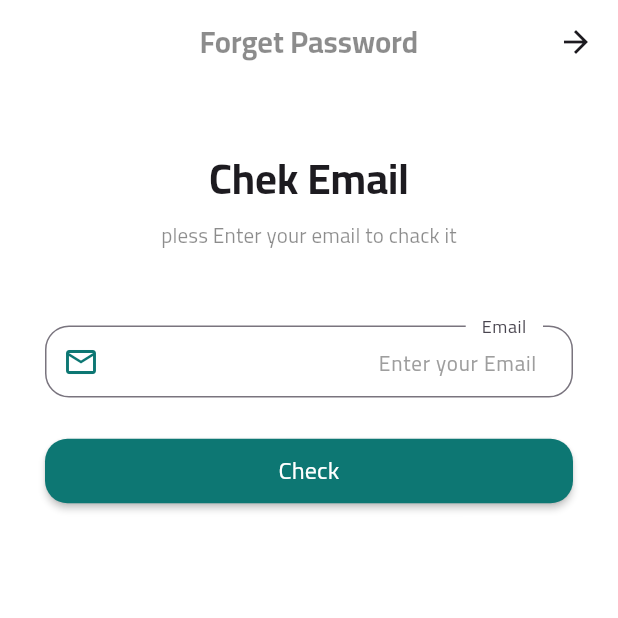
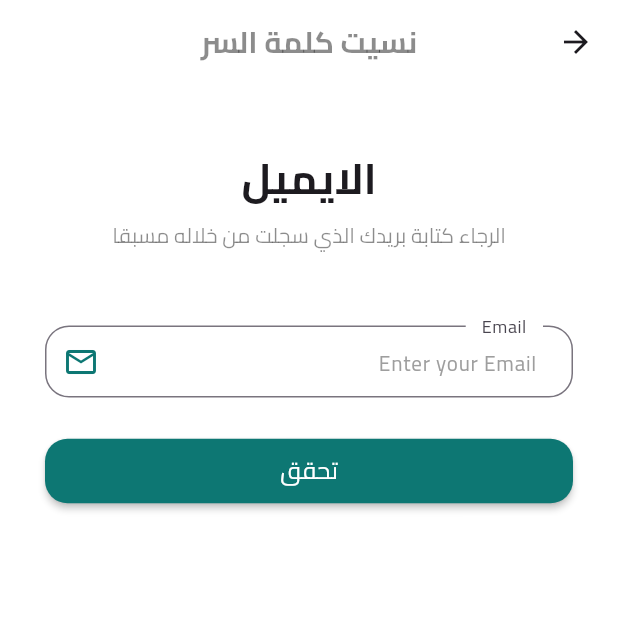
Before and after one commit to karrarfalih1/fspu, a Flutter app: the ForgetPassword screen opened by its route, on a phone screen of 412 x 824 dp, the top half of it. Run offline on Flutter 3.47's test engine with Material 3 defaults, Android fonts, the phone set to English and light mode, and no system bars; our stand-ins replace animated_toggle_switch, cached_network_image, dartz, dropdown_search, firebase_core, firebase_messaging and 6 more; accounts and stored records are empty; project files that could hold a hidden picture were left out.

Commit message:
send to suport

```diff
--- a/lib/controller/activity_controller.dart
+++ b/lib/controller/activity_controller.dart
@@ -81,7 +81,7 @@ update();
           backgroundColor: AppColor.fspucolor,
           animationDuration: Duration(seconds: 3),
           title: "نجاح",
-          messageText: Text("لقد تم حذف اسمك من النئاط بنجاح")
+          messageText: Text("لقد تم حذف اسمك من النشاط بنجاح")
         );
       }else{
         statusRequest=StatusRequest.failure;
--- a/lib/controller/auth/login_controller.dart
+++ b/lib/controller/auth/login_controller.dart
@@ -50,7 +50,7 @@ if(StatusRequest.success==statusRequest){
 update();
        //نستفاد منها بالاولةية عند بداية تسجيل الدخول
        myservices.sharedPreferences.setString("step","2");
-    Get.toNamed(Approute.homepage);
+    Get.offAllNamed(Approute.homepage);
   }else{
    Get.defaultDialog(title: "خطا",middleText: "الايميل او الرمز غير صحيح");
   }
--- a/lib/routes.dart
+++ b/lib/routes.dart
@@ -21,7 +21,7 @@ List<GetPage<dynamic>>? routes=[
   //test
   //GetPage(name: "/", page: ()=>const SignUp()),
   //Auth
-      GetPage(name: "/", page: ()=>const OnBoarding(),middlewares: [ Mymiddleware() ]),
+      GetPage(name: "/", page: ()=>const SingupScreen(),middlewares: [ Mymiddleware() ]),
  // GetPage(name: "/", page: ()=> SingupScreen()),
 
  GetPage(name: Approute.login, page: ()=>const Login()),
--- a/lib/view/screen/auth/forget/forgetpassword.dart
+++ b/lib/view/screen/auth/forget/forgetpassword.dart
@@ -22,7 +22,7 @@ class ForgetPassword extends StatelessWidget{
         //لجعلالعنوان في المنتصف
         centerTitle: true,
        backgroundColor: Colors.white,
-        title: Text("Forget Password",style: Theme.of(context).textTheme.headlineSmall!.copyWith(color: AppColor.grey),),),
+        title: Text("نسيت كلمة السر",style: Theme.of(context).textTheme.headlineSmall!.copyWith(color: AppColor.grey),),),
 body: GetBuilder<ForgetPassword_controllerImp>(builder: (controller)=>
 HandlingDataView(statusRequest: controller.statusRequest, widget:
 Container(
@@ -34,9 +34,9 @@ Container(
     children:[
 
     const SizedBox(height: 30,),
-    const CustomTextTitleAuth(title:"Chek Email",),
+    const CustomTextTitleAuth(title:"الايميل",),
      const SizedBox(height: 10,),
-     const CustomTextSubTitleAuth(subtitle: 'pless Enter your email to chack it',)
+     const CustomTextSubTitleAuth(subtitle: 'الرجاء كتابة بريدك الذي سجلت من خلاله مسبقا',)
      ,const SizedBox(height: 35,),
 
       Customtextfeld(
@@ -52,7 +52,7 @@ Container(
       //   mycontroller: ,
       ),
 
-     CustomButtomAuth(textbuttom: "Check",onPressed: (){
+     CustomButtomAuth(textbuttom: "تحقق",onPressed: (){
       controller.checkemail();
      },),
     const SizedBox(height: 30,),
--- a/lib/view/screen/auth/forget/resetpassword.dart
+++ b/lib/view/screen/auth/forget/resetpassword.dart
@@ -23,7 +23,7 @@ class ResetPassword extends StatelessWidget{
         //لجعلالعنوان في المنتصف
         centerTitle: true,
        backgroundColor: Colors.white,
-        title: Text("Reset Password",style: Theme.of(context).textTheme.headlineSmall!.copyWith(color: AppColor.grey),),),
+        title: Text(" ",style: Theme.of(context).textTheme.headlineSmall!.copyWith(color: AppColor.grey),),),
 body: GetBuilder<ResetPassword_ControllerImp>(builder: (controller)=>
 HandlingDataView(statusRequest: controller.statusRequest, widget:
 Container(
@@ -35,9 +35,9 @@ Container(
     children:[
       const SizedBox(height: 15,),
       const SizedBox(height: 15,),
-      const CustomTextTitleAuth(title:"New Password",),
+      const CustomTextTitleAuth(title:"تغيير كلمة المرور",),
       const SizedBox(height: 10,),
-      const CustomTextSubTitleAuth(subtitle: 'plees enter new password',)
+      const CustomTextSubTitleAuth(subtitle: ' الرجاء ادخال  كلمة المرور الجديدة',)
      ,const SizedBox(height: 35,),
 
       Customtextfeld(
@@ -47,7 +47,7 @@ Container(
 
             },
         mycontroller: controller.newpassword_controller,
-        hintText: "Enter The New Password",
+        hintText: "اكتب كلمة السر الجديدة",
        labeltext: 'New Password',
         iconss:Icons.person_outline,
       //   mycontroller: ,
@@ -60,13 +60,13 @@ Container(
 
             },
         mycontroller: controller.Renewpassword_controller,
-        hintText: "Re Enter The New Password",
+        hintText: "اعد كتابة كلمة السر",
        labeltext: 'New Password',
         iconss:Icons.person_outline,
       //   mycontroller: ,
       ),
 
-     CustomButtomAuth(textbuttom: "Save",onPressed: (){
+     CustomButtomAuth(textbuttom: "حفظ",onPressed: (){
       controller.goToSuccessResetPassword();
      },),
     const SizedBox(height: 30,),
--- a/lib/view/screen/auth/forget/success_reset_password.dart
+++ b/lib/view/screen/auth/forget/success_reset_password.dart
@@ -22,7 +22,7 @@ class Success_Reset_Password extends GetView<LocaleController>{
         //لجعلالعنوان في المنتصف
         centerTitle: true,
        backgroundColor: Colors.white,
-        title: Text("Success Reset Password",style: Theme.of(context).textTheme.headlineSmall!.copyWith(color: AppColor.grey),),),
+        title: Text("لقد تم تغيير كلمة المرور بنجاح",style: Theme.of(context).textTheme.headlineSmall!.copyWith(color: AppColor.grey),),),
 
 body: Container(
   color: Colors.white,
@@ -35,12 +35,12 @@ body: Container(
 
     children: [
      const Icon(Icons.check,size: 200,),
-     const Text("Go to Login"),
+     const Text("الانتقال الى تسجيل الدخول"),
   //   SizedBox(height: 100,),
  const Spacer(),
         SizedBox(
           width: double.infinity,
-          child: CustomButtomAuth(textbuttom: "Sign In",onPressed: (){
+          child: CustomButtomAuth(textbuttom: "تسجيل الدخول",onPressed: (){
             controller.GoToSignIn();
              //   controller.();
                },),
--- a/lib/view/screen/auth/login.dart
+++ b/lib/view/screen/auth/login.dart
@@ -26,7 +26,7 @@ LoginControllerImp controllerLogin =Get.put(LoginControllerImp());
         //لجعلالعنوان في المنتصف
         centerTitle: true,
        backgroundColor: Colors.white,
-        title: Text("Sign In",style: Theme.of(context).textTheme.headlineSmall!.copyWith(color: AppColor.grey),),),
+        title: Text(" تسجيل الدخول",style: Theme.of(context).textTheme.headlineSmall!.copyWith(color: AppColor.grey),),),
 body: WillPopScope(
   //حتى  لا يخرج من التطبيق مباشرتا
   onWillPop: alertExitApp,
@@ -43,9 +43,9 @@ body: WillPopScope(
          const SizedBox(height: 15,),
          const Center(child: CustomLogoAuth()),
       const SizedBox(height: 15,),
-      const CustomTextTitleAuth(title:"welcome",),
+      const CustomTextTitleAuth(title:"اهلا بعودتك",),
        const SizedBox(height: 10,),
-       const CustomTextSubTitleAuth(subtitle: 'welcome2',)
+       const CustomTextSubTitleAuth(subtitle: 'قم بادخال بريدك الاكتروني وكلمة السر للاستمرار في استخدام التطبيق',)
        ,const SizedBox(height: 35,),
 
         Customtextfeld(
@@ -53,8 +53,8 @@ body: WillPopScope(
                 return validInput(val!, 5, 100,"email" );
               },
         mycontroller: controllerLogin.email_controller,
-          hintText: "Enter your Email",
-         labeltext: 'Email',
+          hintText: "ادخل بريدك الالكتروني",
+         labeltext: 'البريد',
           iconss:Icons.email_outlined,
         //   mycontroller: ,
         ),
@@ -69,22 +69,22 @@ body: WillPopScope(
               },
               obscureText: controllerLogin.typepaworrdtext==true?true:false,
             mycontroller: controllerLogin.password_controller,
-            hintText: "Enter your Password",
-         labeltext: 'Password',
+            hintText: "ادخل كلمة المرور ",
+         labeltext: 'كلمة المرور',
           iconss:controllerLogin.typepaworrdtext==true? Icons.remove_red_eye_outlined:Icons.lock,
         //   mycontroller: ,
         );
         }),
        InkWell(
         onTap: (){controllerLogin.goToforget();},
-        child: const Text("Foreget Password", textAlign: TextAlign.end,)),
-       CustomButtomAuth(textbuttom: "Sign In",onPressed: (){
+        child: const Text("هل نسيت كلمة السرك ؟", textAlign: TextAlign.end,)),
+       CustomButtomAuth(textbuttom: "تسجيل الدخول",onPressed: (){
         controllerLogin.login();
        },),
       const SizedBox(height: 30,),
     TextSignUpAndSignIn(
-    title2: "Don `t have account? ",
-    title: "Sing Up",onTap: (){
+    title2: "اليس لك حساب بالفعل؟ ",
+    title: "انشاء حساب جديد",onTap: (){
       print("to ---------------------- sign up");
       controllerLogin.goToSignUp();
      // Get.toNamed()
--- a/lib/view/screen/auth/signup.dart
+++ b/lib/view/screen/auth/signup.dart
@@ -38,7 +38,7 @@ SizedBox(
 
        const Center(child: CustomLogoAuth()),
         const SizedBox(height: 10,),
-        const CustomTextSubTitleAuth(subtitle: 'اهلا وسهلا بك في الاتحاد الطلابي  والشعبي ',),
+        const CustomTextSubTitleAuth(subtitle: 'اهلا بك في اتحاد الهيئات الطلابية والشعبية',),
         const SizedBox(height: 10,),
         TextSignUpAndSignIn(
     title2: "هل لديك حساب بالفعل؟",
@@ -54,8 +54,8 @@ SizedBox(
 
               },
           mycontroller: controller.username_controller,
-          hintText: "مثل :كرار فالح فاخر",
-         labeltext: 'الاسم الثلاثي',
+          hintText: "ادخل اسمك الثلاثي",
+         labeltext: 'الاسم',
           iconss:Icons.person_outline,
         //   mycontroller: ,
         ),
--- a/lib/view/screen/auth/verifycodesignup.dart
+++ b/lib/view/screen/auth/verifycodesignup.dart
@@ -36,9 +36,9 @@ class VerifyCodeSignUp extends StatelessWidget{
 
       const CustomTextTitleAuth(title:"توثيق الحساب",),
        const SizedBox(height: 10,),
-       const CustomTextSubTitleAuth(subtitle: "سوف يصلك رقم سري  على هذا البريد\n",),
-       Center(child: Text(controllerSignup.email_controller.text))
-       ,const SizedBox(height: 35,),
+       const CustomTextSubTitleAuth(subtitle: "سوف يصلك رقم سري  على بريدك \n",),
+     //  Center(child: Text(controllerSignup.email_controller.text))
+      const SizedBox(height: 35,),
 
     Directionality(
 
--- a/lib/view/screen/cart/boist.dart
+++ b/lib/view/screen/cart/boist.dart
@@ -1,6 +1,7 @@
 import 'package:flutter/material.dart';
 import 'package:fspu/controller/cart_controller/points_controller.dart';
 import 'package:fspu/controller/home/home_controller.dart';
+import 'package:fspu/core/classk/handlingdataview.dart';
 import 'package:fspu/core/constantk/color.dart';
 import 'package:get/get.dart';
 
@@ -157,7 +158,7 @@ const SizedBox(
   child: Text("المتصدرون",style: TextStyle(fontSize: 20),textAlign: TextAlign.center,),)
           ,const SizedBox(height: 10,),
           GetBuilder<PointsControllerImp>(builder:(controller)=>
-          Container(
+     HandlingDataView(statusRequest: controller.statusRequest, widget:      Container(
 
       //    height: 700,
           child: Card(child: ListView.separated(
@@ -182,7 +183,7 @@ const SizedBox(
 
 
 
-          ),),)
+          ),),))
           ),const
         SizedBox(height: 15,)
 
--- a/pubspec.yaml
+++ b/pubspec.yaml
@@ -86,6 +86,7 @@ dependencies:
   search_dropdown: ^0.0.2
   animated_toggle_switch: ^0.8.4
   firebase_auth: ^5.4.0
+  webview_flutter: ^4.10.0
 
 dev_dependencies:
   flutter_test:
```
Also changed, not shown: lib/controller/home/cart_contrller.dart (+6 -5 lines), lib/controller/home/home_controller.dart (+9 -1 lines), lib/view/screen/auth/forget/verifycode.dart (+8 -4 lines), lib/view/screen/home.dart (+7 -2 lines), lib/view/screen/webviewtest.dart (added, +24 -0 lines), lib/view/widiget/home/card_home.dart (+4 -3 lines), lib/view/widiget/home/cart_home.dart (+10 -2 lines), lib/view/widiget/home/drower_costam.dart (+4 -5 lines), pubspec.lock, 2 other files.
